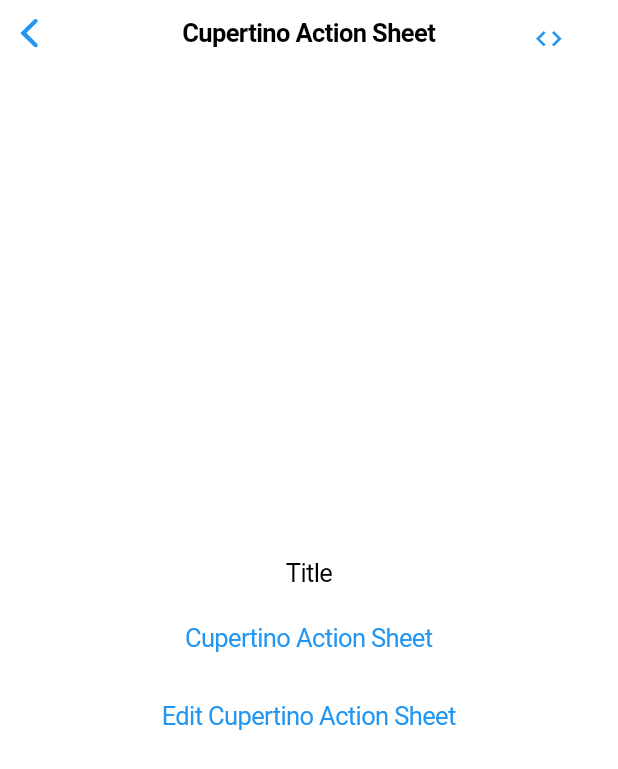
After one commit to PrernaBhavsar99/flutter_book, a Flutter app: the screen it shows after launch, after a tap on "Cupertino Action Sheet", on a phone screen of 412 x 824 dp. The commit adds this screen. Shown: the top 769 px of the screen. Run offline on Flutter 3.47's test engine with Material 2 defaults, Android fonts, the phone set to English and light mode, and no system bars.

Commit message:
CupertinoActionSheet Added

```diff
--- a/lib/constants/widget_list.dart
+++ b/lib/constants/widget_list.dart
@@ -1 +1,5 @@
-const List<String> WIDGETS_LIST = const ["Elevated Button", "Outlined Button"];
+const List<String> WIDGETS_LIST = const [
+  "Elevated Button",
+  "Outlined Button",
+  "Cupertino Action Sheet"
+];
--- a/lib/custom_widgets/custom_widgets.dart
+++ b/lib/custom_widgets/custom_widgets.dart
@@ -1,3 +1,4 @@
+import 'package:flutter/cupertino.dart';
 import 'package:flutter/material.dart';
 import 'package:flutter_book/custom_widgets/code_viewer.dart';
 
@@ -25,6 +26,24 @@ class CustomWidgets {
     );
   }
 
+  static ObstructingPreferredSizeWidget customCupertinoNavBar(
+      {required String label,
+      required BuildContext ctx,
+      required bool codeIcon}) {
+    return CupertinoNavigationBar(
+      backgroundColor: Colors.white,
+      middle: Text(label),
+      trailing: codeIcon
+          ? CupertinoButton(
+              child: Icon(Icons.code),
+              onPressed: () {
+                Navigator.pushNamed(ctx, CodeViewer.routeName);
+              },
+            )
+          : null,
+    );
+  }
+
   static Widget customGridButton(
       {required String label, required BuildContext ctx}) {
     final name = label.replaceAll(" ", "_").toLowerCase();
@@ -41,10 +60,8 @@ class CustomWidgets {
         child: InkWell(
           borderRadius: BorderRadius.circular(15),
           onTap: () {
-            Navigator.pushNamed(
-              ctx,
-              "/" + name,
-            );
+            Navigator.pushNamed(ctx, "/" + name, // /elevated_button
+                arguments: {"code": "", "lable": ""});
           },
           child: Column(
             mainAxisAlignment: MainAxisAlignment.spaceEvenly,
--- a/lib/router.dart
+++ b/lib/router.dart
@@ -1,5 +1,6 @@
 import 'package:flutter/material.dart';
 import 'package:flutter_book/custom_widgets/code_viewer.dart';
+import 'package:flutter_book/widgets/cupertino_action_sheet.dart';
 import 'package:flutter_book/widgets/outlined_button.dart';
 
 import 'main.dart';
@@ -7,26 +8,34 @@ import 'widgets/elevated_button.dart';
 
 class GeneratorRouter {
   static Route<dynamic> generateRoute(RouteSettings settings) {
-    // final data = ModalRoute.of(context)!.settings.arguments;
     switch (settings.name) {
       case Home.routeName:
-        return MaterialPageRoute(builder: (context) => Home());
+        return MaterialPageRoute(builder: (context) {
+          return Home();
+        });
       case Elevatedbutton.routeName:
-        return MaterialPageRoute(builder: (context) => Elevatedbutton());
+        return MaterialPageRoute(builder: (context) {
+          final data = ModalRoute.of(context)!.settings.arguments;
+          return Elevatedbutton();
+        });
       case Outlinedbutton.routeName:
         return MaterialPageRoute(builder: (context) => Outlinedbutton());
+      case CupertinoActionSheetWidget.routeName:
+        return MaterialPageRoute(
+            builder: (context) => CupertinoActionSheetWidget());
       case CodeViewer.routeName:
         return MaterialPageRoute(
-            builder: (context) => CodeViewer(
-                  code: '',
-                  label: '',
-                ));
+          builder: (context) => CodeViewer(
+            code: '',
+            label: '',
+          ),
+        );
       default:
         return MaterialPageRoute(
-            builder: (_) => Scaffold(
-                  body: Center(
-                      child: Text('No route defined for ${settings.name}')),
-                ));
+          builder: (_) => Scaffold(
+            body: Center(child: Text('No route defined for ${settings.name}')),
+          ),
+        );
     }
   }
 }
--- /dev/null
+++ b/lib/widgets/cupertino_action_sheet.dart
@@ -0,0 +1,111 @@
+import 'package:flutter/cupertino.dart';
+import 'package:flutter/material.dart';
+import 'package:flutter_book/custom_widgets/custom_widgets.dart';
+
+class CupertinoActionSheetWidget extends StatefulWidget {
+  static const routeName = '/cupertino_action_sheet';
+  const CupertinoActionSheetWidget({Key? key}) : super(key: key);
+
+  @override
+  _CupertinoActionSheetWidgetState createState() =>
+      _CupertinoActionSheetWidgetState();
+}
+
+class _CupertinoActionSheetWidgetState
+    extends State<CupertinoActionSheetWidget> {
+  String title = "Title";
+  String message = "Message";
+  int actionCount = 2;
+
+  List<Widget> get _actionSheet {
+    List<Widget> actionSheet = [];
+    for (var i = 1; i < actionCount + 1; i++) {
+      actionSheet.add(CupertinoActionSheetAction(
+        child: Text("Action $i"),
+        onPressed: () {
+          Navigator.pop(context);
+        },
+      ));
+    }
+
+    return actionSheet;
+  }
+
+  @override
+  Widget build(BuildContext context) {
+    return CupertinoPageScaffold(
+      backgroundColor: Colors.white,
+      navigationBar: CustomWidgets.customCupertinoNavBar(
+          label: "Cupertino Action Sheet", ctx: context, codeIcon: true),
+      child: Center(
+        child: SingleChildScrollView(
+          child: Column(
+            mainAxisAlignment: MainAxisAlignment.center,
+            crossAxisAlignment: CrossAxisAlignment.center,
+            children: [
+              CupertinoTextField(
+                enabled: false,
+                textAlign: TextAlign.center,
+                placeholder: title,
+                placeholderStyle: TextStyle(
+                    color: Colors.black, backgroundColor: Colors.white),
+                decoration: BoxDecoration(color: Colors.transparent),
+              ),
+              CupertinoButton(
+                onPressed: () {
+                  showCupertinoModalPopup(
+                    context: context,
+                    builder: (BuildContext context) => CupertinoActionSheet(
+                        cancelButton: CupertinoActionSheetAction(
+                          child: const Text('Cancel'),
+                          onPressed: () {
+                            Navigator.pop(context);
+                          },
+                        ),
+                        title: Text(title),
+                        message: Text(message),
+                        actions: _actionSheet),
+                  );
+                },
+                child: const Text('Cupertino Action Sheet'),
+              ),
+              CupertinoButton(
+                onPressed: () {
+                  showCupertinoModalPopup(
+                    context: context,
+                    builder: (BuildContext context) => CupertinoActionSheet(
+                      cancelButton: CupertinoActionSheetAction(
+                        child: const Text('Cancel'),
+                        onPressed: () {
+                          Navigator.pop(context);
+                        },
+                      ),
+                      title: CupertinoTextField(
+                        placeholder: 'Title',
+                        onChanged: (value) {
+                          setState(() {
+                            title = value;
+                          });
+                        },
+                      ),
+                      message: CupertinoTextField(
+                        placeholder: 'Message',
+                        onChanged: (value) {
+                          setState(() {
+                            message = value;
+                          });
+                        },
+                      ),
+                      actions: [],
+                    ),
+                  );
+                },
+                child: const Text('Edit Cupertino Action Sheet'),
+              ),
+            ],
+          ),
+        ),
+      ),
+    );
+  }
+}
--- a/pubspec.yaml
+++ b/pubspec.yaml
@@ -47,7 +47,7 @@ flutter:
   # To add assets to your application, add an assets section, like this:
   assets:
     - assets/images/
-  #   - images/a_dot_ham.jpeg
+    - lib/widgets/
 
   # An image asset can refer to one or more resolution-specific "variants", see
   # https://flutter.dev/assets-and-images/#resolution-aware.
```
Also changed, not shown: lib/custom_widgets/code_viewer.dart (+4 -4 lines), lib/widgets/elevated_button.dart (+15 -2 lines), assets/images/cupertino_action_sheet.png (added).
